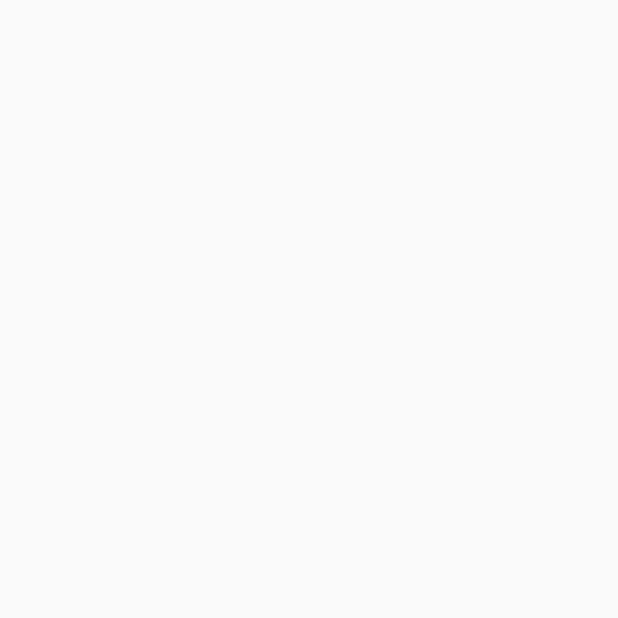
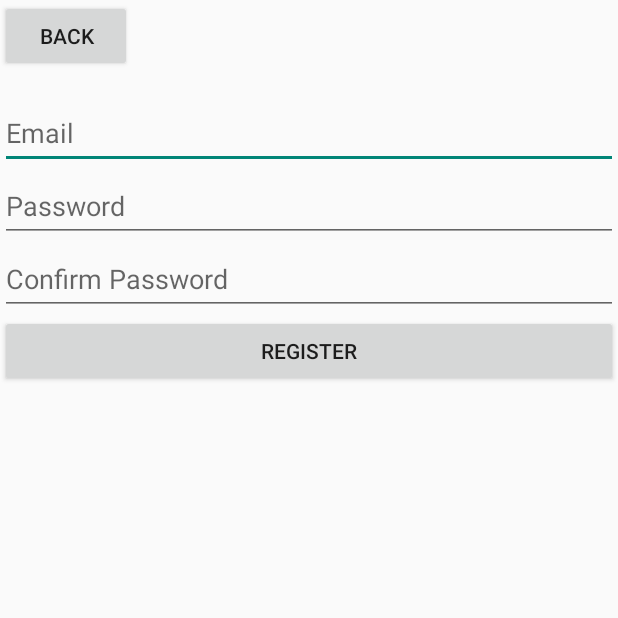
Before and after one commit to Onzo191/simple-mobile-app, an Android app: the Register screen opened directly, with no data from a screen before it, on a phone screen of 412 x 824 dp, the top half of it. Before the commit the part shown is empty. Run offline under Robolectric (Android 15) with nearby library versions, the light colour scheme and no system bars; our stand-ins replace Firebase (no records; nobody signed in at launch, a user with empty details on screens opened directly).

Commit message:
feat(auth): add registration functionality
Adds a new Register activity with UI elements and Firebase authentication logic for user registration.

```diff
--- a/app/src/main/res/layout/activity_register.xml
+++ b/app/src/main/res/layout/activity_register.xml
@@ -5,6 +5,59 @@
     android:id="@+id/main"
     android:layout_width="match_parent"
     android:layout_height="match_parent"
+    android:paddingHorizontal="16dp"
+    android:paddingVertical="12dp"
     tools:context=".Register">
 
+    <Button
+        android:id="@+id/btnBack"
+        android:layout_width="wrap_content"
+        android:layout_height="wrap_content"
+        android:text="Back"
+        app:layout_constraintStart_toStartOf="parent"
+        app:layout_constraintTop_toTopOf="parent" />
+
+    <EditText
+        android:id="@+id/etEmail"
+        android:layout_width="match_parent"
+        android:layout_height="wrap_content"
+        android:layout_marginTop="64dp"
+        android:hint="Email"
+        android:inputType="textEmailAddress"
+        android:paddingVertical="12dp"
+        app:layout_constraintEnd_toEndOf="parent"
+        app:layout_constraintStart_toStartOf="parent"
+        app:layout_constraintTop_toTopOf="parent" />
+
+    <EditText
+        android:id="@+id/etPassword"
+        android:layout_width="match_parent"
+        android:layout_height="wrap_content"
+        android:hint="Password"
+        android:inputType="textPassword"
+        android:paddingVertical="12dp"
+        app:layout_constraintEnd_toEndOf="parent"
+        app:layout_constraintStart_toStartOf="parent"
+        app:layout_constraintTop_toBottomOf="@+id/etEmail" />
+
+    <EditText
+        android:id="@+id/etConfirmPassword"
+        android:layout_width="match_parent"
+        android:layout_height="wrap_content"
+        android:hint="Confirm Password"
+        android:inputType="textPassword"
+        android:paddingVertical="12dp"
+        app:layout_constraintEnd_toEndOf="parent"
+        app:layout_constraintStart_toStartOf="parent"
+        app:layout_constraintTop_toBottomOf="@+id/etPassword" />
+
+    <Button
+        android:id="@+id/btnRegister"
+        android:layout_width="match_parent"
+        android:layout_height="wrap_content"
+        android:text="Register"
+        app:layout_constraintEnd_toEndOf="parent"
+        app:layout_constraintHorizontal_bias="0.0"
+        app:layout_constraintStart_toStartOf="parent"
+        app:layout_constraintTop_toBottomOf="@+id/etConfirmPassword" />
 </androidx.constraintlayout.widget.ConstraintLayout>
```
Also changed, not shown: app/src/main/java/com/example/simplemobileapp/AuthMenu.java (+9 -2 lines), app/src/main/java/com/example/simplemobileapp/Register.java (+92 -0 lines).
